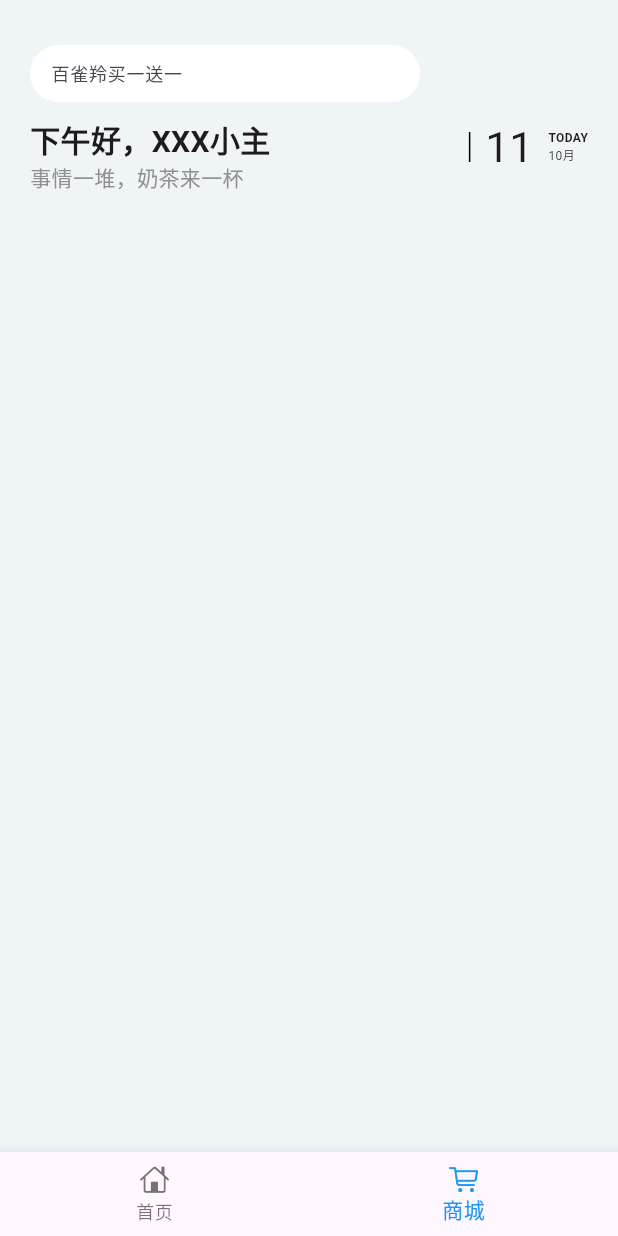
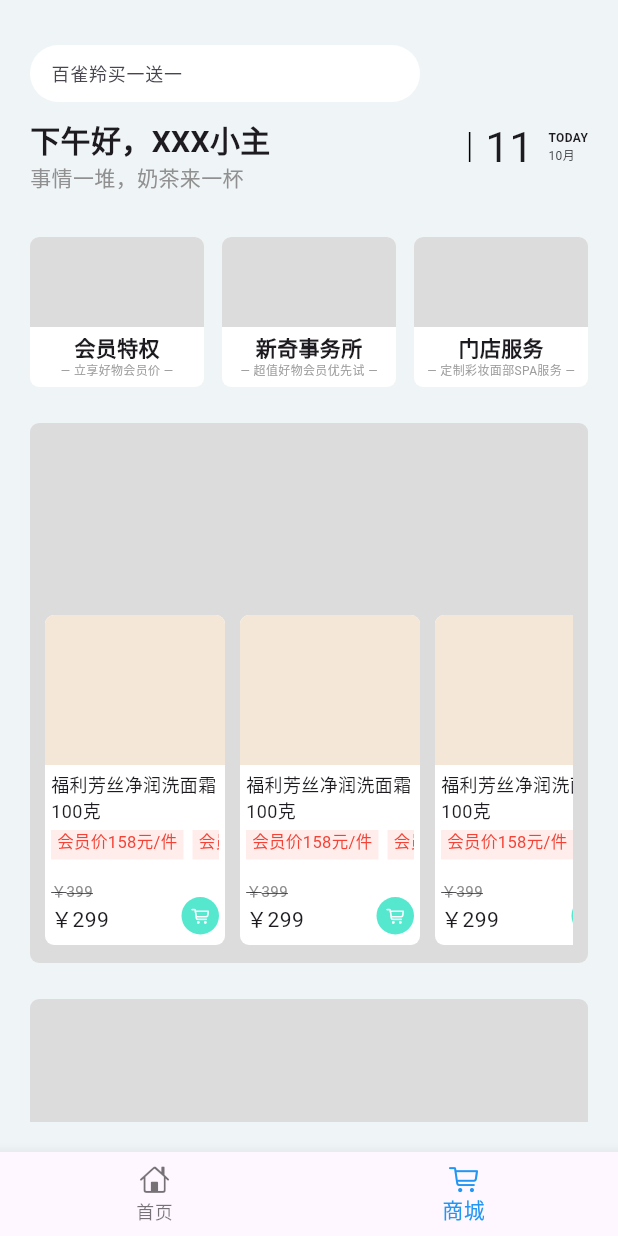
Before and after one commit to eatureide/flutter_study, a Flutter app: the screen it shows after launch, item 2 of the bottom bar chosen, on a phone screen of 412 x 824 dp. Run offline on Flutter 3.47's test engine with Material 3 defaults, Android fonts, the phone set to English and light mode, and no system bars.

Commit message:
新增组件

```diff
--- /dev/null
+++ b/lib/group.dart
@@ -0,0 +1,81 @@
+import 'package:flutter/material.dart';
+
+class Item extends StatefulWidget {
+  final String title;
+  final String subTitle;
+
+  const Item({super.key, required this.title, required this.subTitle});
+
+  @override
+  State<Item> createState() => _Item();
+}
+
+class _Item extends State<Item> {
+  @override
+  Widget build(BuildContext context) {
+    return Container(
+      width: 116,
+      height: 100,
+      margin: EdgeInsets.only(top: 30),
+      decoration: BoxDecoration(
+        color: Colors.white,
+        borderRadius: BorderRadiusGeometry.circular(6)
+      ),
+      child: Column(
+        mainAxisAlignment: MainAxisAlignment.spaceBetween,
+        children: [
+          Container(
+            width: double.infinity,
+            height: 60,
+            decoration: BoxDecoration(
+              color: Color.fromARGB(255, 220, 220, 220),
+              borderRadius: BorderRadiusDirectional.only(
+                topStart: Radius.circular(6),
+                topEnd: Radius.circular(6),
+              ),
+            ),
+          ),
+          Container(
+            width: double.infinity,
+            // height: 50,
+            color: Colors.transparent,
+            margin: EdgeInsetsDirectional.only(bottom: 5),
+            child: Column(
+              children: [
+                Text(
+                  widget.title,
+                  style: TextStyle(fontWeight: FontWeight.bold, fontSize: 14),
+                ),
+                Text(
+                  '— ${widget.subTitle} —',
+                  style: TextStyle(fontSize: 8, color: Colors.grey),
+                ),
+              ],
+            ),
+          ),
+        ],
+      ),
+    );
+  }
+}
+
+class Group extends StatefulWidget {
+  const Group({super.key});
+
+  @override
+  State<Group> createState() => _Group();
+}
+
+class _Group extends State<Group> {
+  @override
+  Widget build(BuildContext context) {
+    return Row(
+      mainAxisAlignment: MainAxisAlignment.spaceBetween,
+      children: [
+        Item(title: '会员特权', subTitle: '立享好物会员价'),
+        Item(title: '新奇事务所', subTitle: '超值好物会员优先试'),
+        Item(title: '门店服务', subTitle: '定制彩妆面部SPA服务'),
+      ],
+    );
+  }
+}
--- /dev/null
+++ b/lib/item_group.dart
@@ -0,0 +1,181 @@
+import 'package:flutter/material.dart';
+import 'package:flutter/cupertino.dart';
+
+class Item extends StatefulWidget {
+  final int? marginValue;
+  const Item({super.key, this.marginValue});
+
+  @override
+  State<Item> createState() => _Item();
+}
+
+class _Item extends State<Item> {
+  @override
+  Widget build(BuildContext context) {
+    int marginValue = widget.marginValue ?? 10;
+    return Container(
+      width: 120,
+      height: 220,
+      margin: EdgeInsets.only(right: marginValue.toDouble()),
+      decoration: BoxDecoration(
+        color: Colors.white,
+        borderRadius: BorderRadius.circular(6),
+      ),
+      child: Column(
+        children: [
+          Container(
+            width: 140,
+            height: 100,
+            decoration: BoxDecoration(
+              color: Color.fromARGB(255, 244, 231, 215),
+              borderRadius: BorderRadiusDirectional.only(
+                topStart: Radius.circular(6),
+                topEnd: Radius.circular(6),
+              ),
+            ),
+          ),
+          Container(
+            padding: EdgeInsets.all(4),
+            width: double.infinity,
+            color: Colors.transparent,
+            child: Column(
+              crossAxisAlignment: CrossAxisAlignment.start,
+              children: [
+                Container(
+                  margin: EdgeInsets.only(bottom: 4),
+                  color: Colors.transparent,
+                  child: Text('福利芳丝净润洗面霜100克', style: TextStyle(fontSize: 12)),
+                ),
+                SizedBox(
+                  height: 20,
+                  child: ListView(
+                    scrollDirection: Axis.horizontal,
+                    children: [
+                      Container(
+                        margin: EdgeInsets.only(right: 6),
+                        padding: EdgeInsets.fromLTRB(4, 0, 4, 0),
+                        color: const Color.fromARGB(19, 255, 17, 0),
+                        child: Text(
+                          '会员价158元/件',
+                          style: TextStyle(fontSize: 11, color: Colors.red),
+                        ),
+                      ),
+                      Container(
+                        padding: EdgeInsets.fromLTRB(4, 0, 4, 0),
+                        color: const Color.fromARGB(19, 255, 17, 0),
+                        child: Text(
+                          '会员价158元/件',
+                          style: TextStyle(fontSize: 11, color: Colors.red),
+                        ),
+                      ),
+                    ],
+                  ),
+                ),
+                Container(
+                  width: double.infinity,
+                  height: 50,
+                  color: Colors.transparent,
+                  child: Stack(
+                    children: [
+                      Positioned(
+                        bottom: 0,
+                        child: Column(
+                          crossAxisAlignment: CrossAxisAlignment.start,
+                          children: [
+                            Text(
+                              '￥399',
+                              style: TextStyle(
+                                color: Color.fromARGB(255, 139, 139, 139),
+                                fontSize: 10,
+                                decoration: TextDecoration.lineThrough,
+                              ),
+                            ),
+                            Text('￥299'),
+                          ],
+                        ),
+                      ),
+                      Positioned(
+                        bottom: 0,
+                        right: 0,
+                        child: Container(
+                          width: 25,
+                          height: 25,
+                          decoration: BoxDecoration(
+                            color: Color.fromARGB(255, 85, 232, 207),
+                            borderRadius: BorderRadius.circular(30),
+                          ),
+                          child: Icon(
+                            CupertinoIcons.shopping_cart,
+                            size: 12,
+                            color: Colors.white,
+                          ),
+                        ),
+                      ),
+                    ],
+                  ),
+                ),
+              ],
+            ),
+          ),
+        ],
+      ),
+    );
+  }
+}
+
+class ItemGroup extends StatefulWidget {
+  const ItemGroup({super.key});
+
+  @override
+  State<ItemGroup> createState() => _ItemGroup();
+}
+
+class _ItemGroup extends State<ItemGroup> {
+  @override
+  Widget build(BuildContext context) {
+    return Container(
+      margin: EdgeInsets.only(top: 24),
+      padding: EdgeInsets.fromLTRB(10, 12, 10, 12),
+      width: double.infinity,
+      height: 360,
+      decoration: BoxDecoration(
+        color: Color.fromARGB(255, 220, 220, 220),
+        borderRadius: BorderRadiusDirectional.circular(6),
+      ),
+      child: Row(
+        crossAxisAlignment: CrossAxisAlignment.end,
+        children: [
+          Expanded(
+            child: Container(
+              color: Colors.transparent,
+              height: 220,
+              child: ListView(
+                scrollDirection: Axis.horizontal,
+                children: [
+                  Item(),
+                  Item(),
+                  Item(),
+                  Item(),
+                  Item(),
+                  Container(
+                    width: 60,
+                    height: double.infinity,
+                    decoration: BoxDecoration(
+                      color: Color.fromARGB(255, 243, 243, 243),
+                      borderRadius: BorderRadiusDirectional.circular(6),
+                    ),
+                    child: Column(
+                      crossAxisAlignment: CrossAxisAlignment.center,
+                      mainAxisAlignment: MainAxisAlignment.center,
+                      children: [Text('查看'), Text('全部')],
+                    ),
+                  ),
+                ],
+              ),
+            ),
+          ),
+        ],
+      ),
+    );
+  }
+}
--- a/lib/nav.dart
+++ b/lib/nav.dart
@@ -15,7 +15,6 @@ class Nav extends StatefulWidget {
 class _Nav extends State<Nav> {
   @override
   Widget build(BuildContext context) {
-
     return BottomNavigationBar(
       currentIndex: widget.currentIndex,
       type: BottomNavigationBarType.fixed,
@@ -23,15 +22,15 @@ class _Nav extends State<Nav> {
       onTap: (flag) {
         widget.onTap(flag);
       },
+      // showSelectedLabels: false,
+      // showUnselectedLabels: false,
       items: [
         BottomNavigationBarItem(
           icon: Icon(CupertinoIcons.home, size: 20),
-          activeIcon: Icon(CupertinoIcons.home, size: 20),
           label: ('首页'),
         ),
         BottomNavigationBarItem(
           icon: Icon(CupertinoIcons.shopping_cart, size: 20),
-          activeIcon: Icon(CupertinoIcons.shopping_cart, size: 20),
           label: ('商城'),
         ),
       ],
--- a/lib/search.dart
+++ b/lib/search.dart
@@ -22,7 +22,6 @@ class _Search extends State<Search> {
                 borderRadius: BorderRadius.circular(24),
                 borderSide: BorderSide(color: Colors.transparent),
               ),
-              // 3. 聚焦（选中）状态的圆角边框
               focusedBorder: OutlineInputBorder(
                 borderRadius: BorderRadius.circular(24),
                 borderSide: BorderSide(color: Colors.transparent),
--- a/lib/shop.dart
+++ b/lib/shop.dart
@@ -1,6 +1,8 @@
 import 'package:flutter/material.dart';
 import 'search.dart';
 import 'welcome.dart';
+import 'group.dart';
+import 'item_group.dart';
 
 class Shop extends StatefulWidget {
   const Shop({super.key});
@@ -13,14 +15,20 @@ class _Shop extends State<Shop> {
   @override
   Widget build(BuildContext context) {
     return Container(
-      padding: EdgeInsets.fromLTRB(20, 30, 0, 20),
+      padding: EdgeInsets.fromLTRB(20, 30, 20, 20),
       color: Color.fromARGB(255, 239, 245, 247),
       width: double.infinity,
       height: double.infinity,
       child: SingleChildScrollView(
         child: Column(
           crossAxisAlignment: CrossAxisAlignment.start,
-          children: [Search(), Welcome()],
+          children: [
+            Search(),
+            Welcome(),
+            Group(),
+            ItemGroup(),
+            ItemGroup()
+          ],
         ),
       ),
     );
--- a/lib/welcome.dart
+++ b/lib/welcome.dart
@@ -35,7 +35,6 @@ class _Welcome extends State<Welcome> {
         ),
         Container(
           color: Colors.transparent,
-          margin: EdgeInsets.only(right: 20),
           child: Row(
             children: [
               Container(
```
